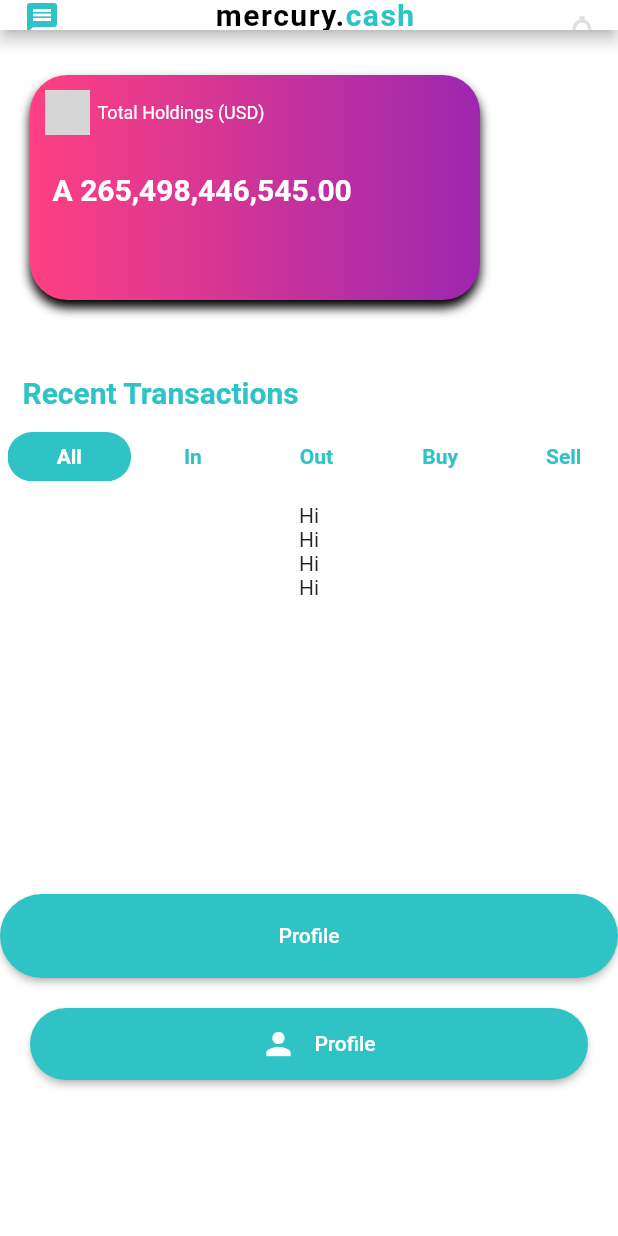
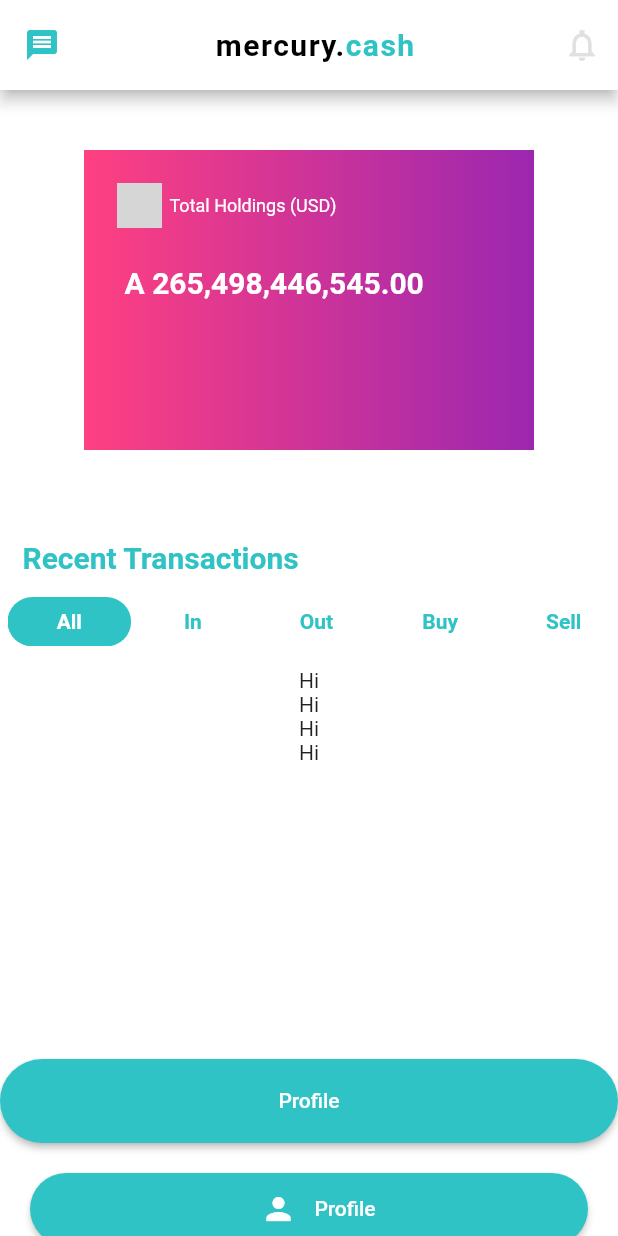
Before and after one commit to shibinv22/CashTaskApplication, a Flutter app: the DashBoard screen opened directly, on a phone screen of 412 x 824 dp. Run offline on Flutter 3.47's test engine with Material 2 defaults, Android fonts, the phone set to English and light mode, and no system bars; our stand-ins replace shared_preferences; accounts and stored records are empty; grey boxes are pictures that could not be loaded.

Commit message:
12.07.2021

```diff
--- a/lib/main.dart
+++ b/lib/main.dart
@@ -1,4 +1,7 @@
 import 'package:flutter/material.dart';
+import 'package:untitled1/ui/pages/dashboard.dart';
+import 'package:untitled1/ui/pages/dummy.dart';
+import 'package:untitled1/ui/pages/incorrectOtp.dart';
 import 'package:untitled1/ui/pages/login.dart';
 
 void main() {
@@ -9,7 +12,7 @@ class MyApp extends StatelessWidget {
   @override
   Widget build(BuildContext context) {
     return MaterialApp(
-      home: LoginPage(),
+      home: DashBoard(),
       debugShowCheckedModeBanner: false,
     );
   }
--- /dev/null
+++ b/lib/model/dashboardResponse.dart
@@ -0,0 +1 @@
+class DashboardResponse {}
--- a/lib/model/loginresponse.dart
+++ b/lib/model/loginresponse.dart
@@ -12,11 +12,11 @@ String loginResponseToJson(LoginResponse data) => json.encode(data.toJson());
 class LoginResponse {
   LoginResponse({
     this.answerToken,
-    this.providers,
+    required this.providers,
   });
 
   String? answerToken;
-  List<String>? providers;
+  List<String> providers;
 
   factory LoginResponse.fromJson(Map<String, dynamic> json) => LoginResponse(
         answerToken: json["answer_token"],
@@ -25,6 +25,6 @@ class LoginResponse {
 
   Map<String, dynamic> toJson() => {
         "answer_token": answerToken,
-        "providers": List<dynamic>.from(providers!.map((x) => x)),
+        "providers": List<dynamic>.from(providers.map((x) => x)),
       };
 }
--- a/lib/ui/pages/dashboard.dart
+++ b/lib/ui/pages/dashboard.dart
@@ -1,5 +1,6 @@
 import 'dart:ui';
 import 'package:flutter/material.dart';
+import 'package:untitled1/ui/pages/dummy.dart';
 import 'package:untitled1/ui/widgets/customAppBar.dart';
 import 'package:untitled1/ui/widgets/customWidgets.dart';
 import 'package:untitled1/ui/widgets/transactionCategories.dart';
@@ -26,7 +27,9 @@ class _DashBoardState extends State<DashBoard> {
   Widget build(BuildContext context) {
     return Scaffold(
       backgroundColor: Colors.white,
-      appBar: CustomAppBar(),
+      appBar: CustomAppBar(
+        toolbarHeight: 60.0,
+      ),
       body: SingleChildScrollView(
         child: Column(
           children: [
@@ -37,60 +40,61 @@ class _DashBoardState extends State<DashBoard> {
                       top: 30.0, bottom: 50.0, left: 20.0),
                   child: Stack(
                     children: [
-                      Container(
-                        height: 150.0,
-                        width: 300.0,
-                        decoration: BoxDecoration(
-                          borderRadius: BorderRadius.circular(25),
-                          gradient: LinearGradient(
-                              colors: [Colors.pinkAccent, Colors.purple],
-                              begin: Alignment.topLeft,
-                              end: Alignment.topRight),
-                          boxShadow: [
-                            BoxShadow(
-                                color: Colors.black,
-                                blurRadius: 5.0,
-                                offset: Offset(0, 5))
-                          ],
-                        ),
-                      ),
-                      Column(
-                        mainAxisSize: MainAxisSize.min,
-                        crossAxisAlignment: CrossAxisAlignment.start,
-                        children: [
-                          Padding(
-                            padding:
-                                const EdgeInsets.only(top: 10.0, left: 10.0),
-                            child: Row(
-                              children: [
-                                Image(
-                                  image: AssetImage('assets/mercury_logo.png'),
-                                  height: 30.0,
-                                  width: 30.0,
-                                ),
-                                SizedBox(width: 5.0),
-                                Text(
-                                  'Total Holdings (USD)',
-                                  style: TextStyle(
-                                      color: Colors.white, fontSize: 12.0),
-                                ),
-                              ],
-                            ),
-                          ),
-                          Padding(
-                            padding:
-                                const EdgeInsets.only(top: 25.0, left: 15.0),
-                            child: Text(
-                              'A 265,498,446,545.00',
-                              style: TextStyle(
-                                color: Colors.white,
-                                fontWeight: FontWeight.bold,
-                                fontSize: 20.0,
-                              ),
-                            ),
-                          ),
-                        ],
-                      )
+                      Dummy(),
+                      // Container(
+                      //   height: 150.0,
+                      //   width: 300.0,
+                      //   decoration: BoxDecoration(
+                      //     borderRadius: BorderRadius.circular(25),
+                      //     gradient: LinearGradient(
+                      //         colors: [Colors.pinkAccent, Colors.purple],
+                      //         begin: Alignment.topLeft,
+                      //         end: Alignment.topRight),
+                      //     boxShadow: [
+                      //       BoxShadow(
+                      //           color: Colors.black,
+                      //           blurRadius: 5.0,
+                      //           offset: Offset(0, 5))
+                      //     ],
+                      //   ),
+                      // ),
+                      // Column(
+                      //   mainAxisSize: MainAxisSize.min,
+                      //   crossAxisAlignment: CrossAxisAlignment.start,
+                      //   children: [
+                      //     Padding(
+                      //       padding:
+                      //           const EdgeInsets.only(top: 10.0, left: 10.0),
+                      //       child: Row(
+                      //         children: [
+                      //           Image(
+                      //             image: AssetImage(ImageData.logo),
+                      //             height: 30.0,
+                      //             width: 30.0,
+                      //           ),
+                      //           SizedBox(width: 5.0),
+                      //           Text(
+                      //             'Total Holdings (USD)',
+                      //             style: TextStyle(
+                      //                 color: Colors.white, fontSize: 12.0),
+                      //           ),
+                      //         ],
+                      //       ),
+                      //     ),
+                      //     Padding(
+                      //       padding:
+                      //           const EdgeInsets.only(top: 25.0, left: 15.0),
+                      //       child: Text(
+                      //         'A 265,498,446,545.00',
+                      //         style: TextStyle(
+                      //           color: Colors.white,
+                      //           fontWeight: FontWeight.bold,
+                      //           fontSize: 20.0,
+                      //         ),
+                      //       ),
+                      //     ),
+                      //   ],
+                      // )
                     ],
                   ),
                 ),
--- a/lib/ui/pages/dummy.dart
+++ b/lib/ui/pages/dummy.dart
@@ -14,7 +14,7 @@ class Dummy extends StatelessWidget {
           children: [
             Container(
               width: 300.0,
-              height: 400.0,
+              height: 200.0,
               margin: EdgeInsets.only(right: 20.0),
               decoration: BoxDecoration(
                 gradient: LinearGradient(
```
Also changed, not shown: lib/model/login_model.dart (deleted, +0 -16 lines), lib/model/otpResponse.dart (added, +32 -0 lines), lib/network/api.dart (+53 -5 lines), lib/ui/pages/incorrectOtp.dart (+38 -4 lines), lib/ui/pages/login.dart (+34 -15 lines), lib/ui/pages/otp.dart (+39 -4 lines), lib/ui/widgets/customRepeatingTexts.dart (+0 -24 lines), lib/ui/widgets/customWidgets.dart (+32 -0 lines).
